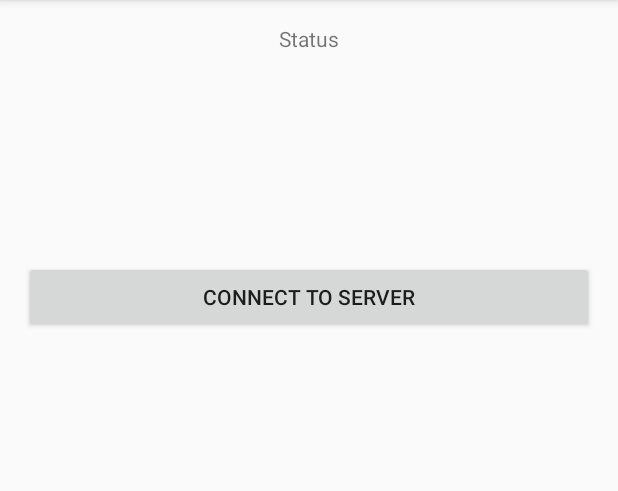
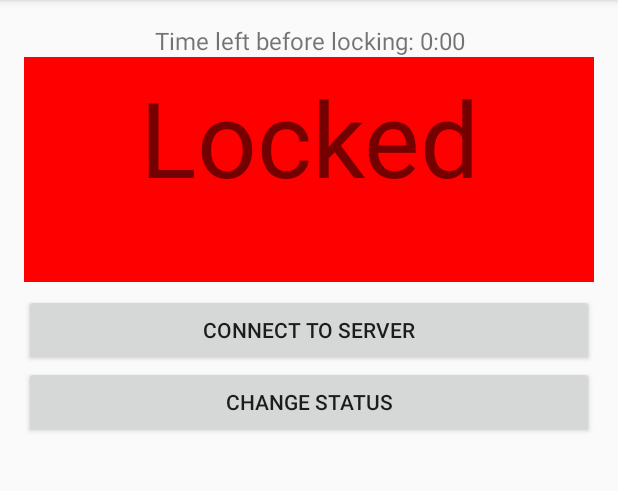
Before and after one commit to daniellowtw/Pico, an Android app: the screen it shows after launch (MainActivity), in the options menu, after a tap on "Settings", on a phone screen of 412 x 824 dp, the part 84-575 px from its top. Run offline under Robolectric (Android 15) with nearby library versions, the phone set to English and light mode, and no system bars.

Commit message:
Add states and timer to auto change state

```diff
--- a/AndroidPico/Test client/src/main/java/com/example/picoclient/testclient/MainActivity.java
+++ b/AndroidPico/Test client/src/main/java/com/example/picoclient/testclient/MainActivity.java
@@ -1,5 +1,7 @@
 package com.example.picoclient.testclient;
 
+import android.graphics.Color;
+import android.os.Message;
 import android.support.v7.app.ActionBarActivity;
 import android.support.v7.app.ActionBar;
 import android.support.v4.app.Fragment;
@@ -12,10 +14,30 @@ import android.view.View;
 import android.view.ViewGroup;
 import android.os.Build;
 import android.widget.Button;
+import android.widget.TextView;
 import android.widget.Toast;
+import android.os.Handler;
+
+import java.util.Timer;
+import java.util.TimerTask;
 
 
 public class MainActivity extends ActionBarActivity {
+
+    /* Putting state variables here so they can be persistent throughout Activity's life */
+    static protected Boolean unlockedState = false;
+    static Timer timer = new Timer();
+    static long endTime = 0;
+
+    class changeToLockTask extends TimerTask{
+
+        @Override
+        public void run() {
+
+        }
+    }
+
+
     @Override
     protected void onCreate(Bundle savedInstanceState) {
         super.onCreate(savedInstanceState);
@@ -49,17 +71,55 @@ public class MainActivity extends ActionBarActivity {
     }
 
     /**
-     * A placeholder fragment containing a simple view.
+     * Code to initialise the fragment should be placed here. This is where we put our button click handlers
      */
     public static class PlaceholderFragment extends Fragment {
 
         public PlaceholderFragment() {
         }
 
+        private void lockApp(TextView textViewToChange){
+            Log.e("action", "unlock App");
+            unlockedState = false;
+            textViewToChange.setText(R.string.app_status_locked);
+            textViewToChange.setBackgroundColor(Color.RED);
+        }
+
+
+        private void unlockApp(TextView textViewToChange){
+            Log.e("action", "unlock App");
+            unlockedState = true;
+            textViewToChange.setText(R.string.app_status_unlocked);
+            textViewToChange.setBackgroundColor(Color.GREEN);
+        }
+
         @Override
         public View onCreateView(LayoutInflater inflater, ViewGroup container,
                                  Bundle savedInstanceState) {
             View rootView = inflater.inflate(R.layout.fragment_main, container, false);
+            final TextView statusTextView = (TextView) rootView.findViewById(R.id.textStatus);
+            final TextView timerText = (TextView) rootView.findViewById(R.id.text_time_left);
+            final Handler timerHandler = new Handler();
+            final Runnable timerRunnable = new Runnable() {
+                @Override
+                public void run() {
+                    long millis = endTime -  System.currentTimeMillis();
+                    // add 1 second more so that we lock when it shows 0.
+                    long displayTime = millis + 1000;
+                    int seconds = (int) (displayTime / 1000);
+                    int minutes = seconds / 60;
+                    seconds = seconds % 60;
+                    timerText.setText(String.format("Time left before locking: %d:%02d", minutes, seconds));
+                    // if there is still time left before locking
+                    if (millis > 0 ){
+                        timerHandler.postDelayed(this, 500);
+                    }
+                    // change to lock state and stop changing timer
+                    else{
+                        lockApp(statusTextView);
+                    }
+                }
+            };
 
             final Button createShareButton = (Button) rootView.findViewById(R.id.createShareButton);
             final Button connectToServerButton = (Button) rootView.findViewById(R.id.connectToServerButton);
@@ -67,16 +127,40 @@ public class MainActivity extends ActionBarActivity {
                 @Override
                 public void onClick(View view) {
                     Toast.makeText(getActivity(), "This will create a new key pair", Toast.LENGTH_SHORT).show();
-                    Log.e("ButtonPress","Create share button pressed");
+                    Log.e("ButtonPress", "Create share button pressed");
                 }
             });
             connectToServerButton.setOnClickListener(new View.OnClickListener() {
                 @Override
                 public void onClick(View view) {
                     Toast.makeText(getActivity(), "This will connect to the server", Toast.LENGTH_SHORT).show();
-                    Log.e("ButtonPress","Create to server button pressed");
+                    Log.e("ButtonPress", "Create to server button pressed");
                 }
             });
+
+            /*
+            ** Temp test button is a placeholder for creating new features */
+            Button tempTestButton = (Button) rootView.findViewById(R.id.tempButton);
+            tempTestButton.setOnClickListener(new View.OnClickListener() {
+                @Override
+                public void onClick(View view) {
+                    Log.e("Info state", unlockedState.toString());
+                    // we are changing from unlocked to locked
+                    if (unlockedState == true) {
+                        // remove task from handler
+                        timerHandler.removeCallbacks(timerRunnable);
+                        lockApp(statusTextView);
+                    } else {
+                        // we are changing from locked to unlocked so add timer
+                        // add 10 seconds to the endTime
+                        endTime = System.currentTimeMillis() + 4000;
+                        // start the handler
+                        timerHandler.postDelayed(timerRunnable, 0);
+                        unlockApp(statusTextView);
+                    }
+                }
+            });
+
             return rootView;
         }
     }
--- a/AndroidPico/Test client/src/main/res/layout/fragment_main.xml
+++ b/AndroidPico/Test client/src/main/res/layout/fragment_main.xml
@@ -15,20 +15,36 @@
             android:orientation="vertical"
             android:layout_width="fill_parent"
             android:layout_height="wrap_content">
+            <TextView
+                android:text="@string/time_to_lock"
+                android:layout_width="match_parent"
+                android:layout_height="wrap_content"
+                android:id="@+id/text_time_left"
+                android:gravity="center_horizontal"
+                style="@style/TextAppearance.AppCompat.Light.Base.Widget.PopupMenu.Large"
+                android:textAlignment="center"
+                android:textIsSelectable="false"
+                android:textSize="@dimen/time_left_unlocked_fontsize" />
 
             <TextView
                 android:text="@string/app_status"
                 android:layout_width="match_parent"
                 android:layout_height="150dp"
-                android:id="@+id/textView"
+                android:id="@+id/textStatus"
                 android:minWidth="@dimen/dialog_fixed_width_minor"
-                android:gravity="center_horizontal" />
+                android:gravity="center_horizontal"
+                style="@style/TextAppearance.AppCompat.Light.Base.Widget.PopupMenu.Large"
+                android:height="150px"
+                android:padding="10px"
+                android:textAlignment="center"
+                android:textIsSelectable="false"
+                android:textSize="@dimen/statusFontSize" />
         </LinearLayout>
 
         <Button
             android:layout_width="match_parent"
             android:layout_height="@dimen/abc_action_bar_default_height"
-            android:layout_below="@+id/textView"
+            android:layout_below="@+id/textStatus"
             android:text="Create secret share"
             android:id="@+id/createShareButton"/>
 
@@ -38,4 +54,11 @@
             android:text="Connect to server"
             android:id="@+id/connectToServerButton"
             android:layout_alignParentBottom="true" />
+
+        <Button
+            android:layout_width="match_parent"
+            android:layout_height="wrap_content"
+            android:text="Change status"
+            android:id="@+id/tempButton"
+            android:layout_alignParentBottom="true" />
     </LinearLayout>
--- a/AndroidPico/Test client/src/main/res/values/dimens.xml
+++ b/AndroidPico/Test client/src/main/res/values/dimens.xml
@@ -2,5 +2,7 @@
     <!-- Default screen margins, per the Android Design guidelines. -->
     <dimen name="activity_horizontal_margin">16dp</dimen>
     <dimen name="activity_vertical_margin">16dp</dimen>
+    <dimen name="statusFontSize">70dp</dimen>
+    <dimen name="time_left_unlocked_fontsize">16dp</dimen>
 
-    </resources>
+</resources>
--- a/AndroidPico/Test client/src/main/res/values/strings.xml
+++ b/AndroidPico/Test client/src/main/res/values/strings.xml
@@ -5,5 +5,8 @@
     <string name="hello_world">Hello world!</string>
     <string name="action_settings">Settings</string>
     <string name="app_status">Status</string>
+    <string name="app_status_locked">Locked</string>
+    <string name="app_status_unlocked">Unlocked</string>
+    <string name="time_to_lock">Time left unlocked</string>
 
 </resources>
```
Also changed, not shown: 1 other file.
